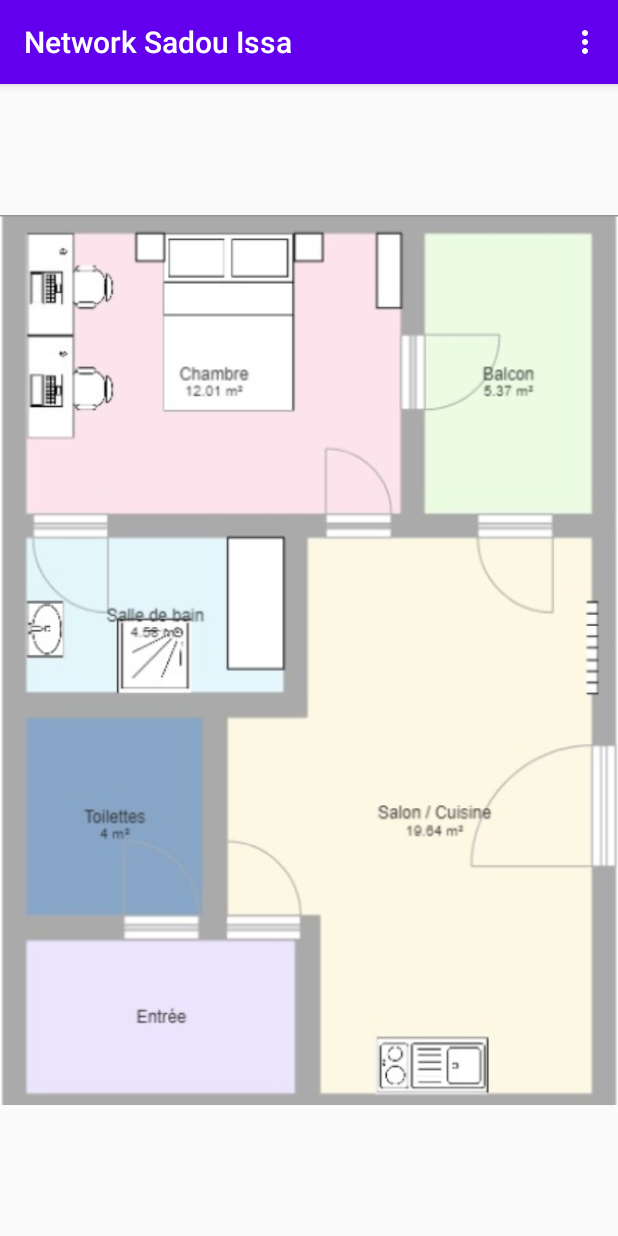
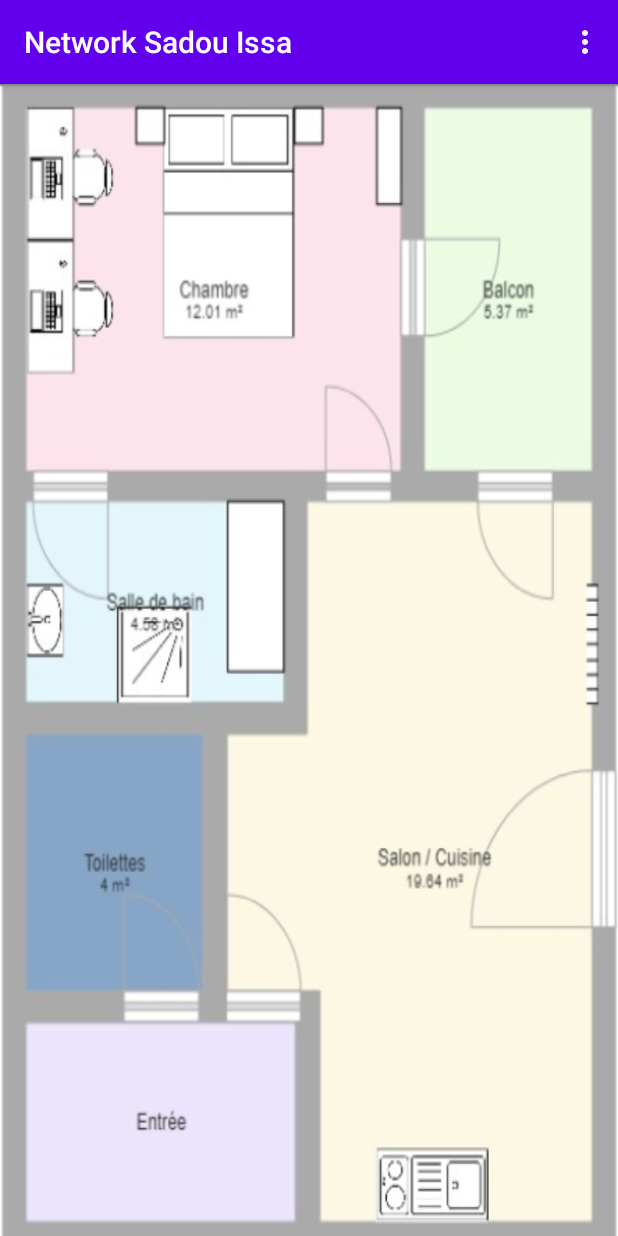
Before and after one commit to sabari2018/NetworkSBIS, an Android app: the screen it shows after launch (MainActivity), on a phone screen of 412 x 824 dp. Run offline under Robolectric (Android 15) with nearby library versions, the phone set to English and light mode, and no system bars.

Commit message:
Optimisation du code

```diff
--- a/app/src/main/java/com/example/networksbis/MainActivity.kt
+++ b/app/src/main/java/com/example/networksbis/MainActivity.kt
@@ -16,9 +16,6 @@ class MainActivity : AppCompatActivity(), View.OnLongClickListener {
     private var isObjetMode: Boolean = false
     private var isConnexionMode: Boolean = false
     private var isUpdateMode: Boolean = false
-
-
-
 
     override fun onCreate(savedInstanceState: Bundle?) {
         super.onCreate(savedInstanceState)
--- a/app/src/main/res/layout/content_main.xml
+++ b/app/src/main/res/layout/content_main.xml
@@ -4,13 +4,14 @@
     xmlns:tools="http://schemas.android.com/tools"
     android:layout_width="match_parent"
     android:layout_height="match_parent"
+    android:background="@drawable/plan"
     app:layout_behavior="@string/appbar_scrolling_view_behavior">
 
-    <ImageView
+    <!--<ImageView
         android:layout_width="match_parent"
         android:layout_height="match_parent"
         android:src="@drawable/plan"
-        android:scaleType="centerInside"/>
+        android:scaleType="centerInside"/>-->
 
             <com.example.networksbis.Reseau
             android:id="@+id/reseau"
@@ -19,7 +20,4 @@
             tools:layout_editor_absoluteX="-40dp"
             tools:layout_editor_absoluteY="16dp"/>
 
-
-
-
 </androidx.constraintlayout.widget.ConstraintLayout>
```
Also changed, not shown: app/src/main/java/com/example/networksbis/Reseau.kt (+4 -11 lines), app/src/main/res/drawable/appart.jpg (deleted), app/src/main/res/drawable/plan_appart.jpg (deleted).
